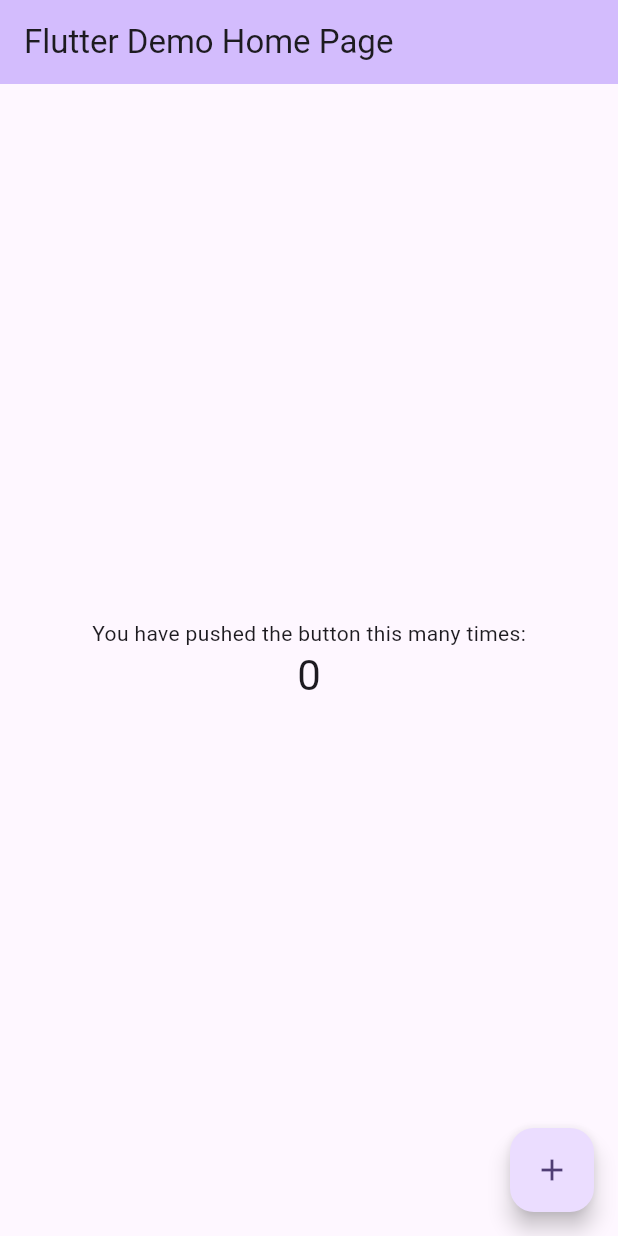
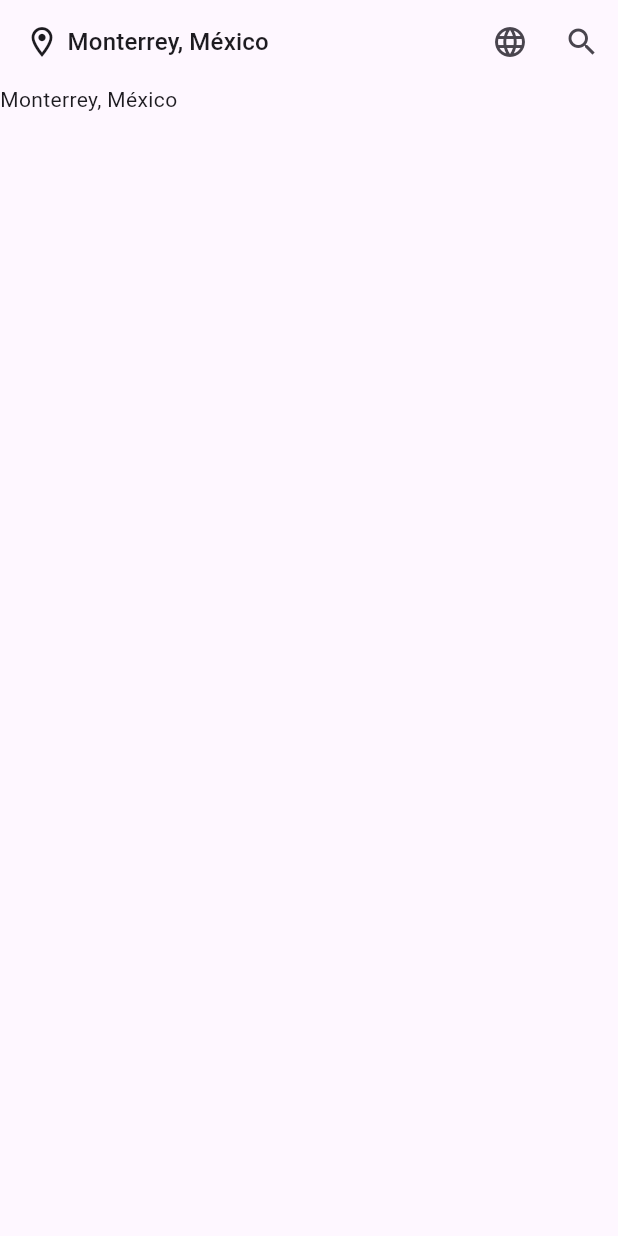
Before and after one commit to IsselCode/weather-app, a Flutter app: the screen it shows after launch, on a phone screen of 412 x 824 dp. Run offline on Flutter 3.47's test engine with Material 3 defaults, Android fonts, the phone set to English and light mode, and no system bars; our stand-ins replace gap.

Commit message:
Current View PT1

```diff
--- a/lib/main.dart
+++ b/lib/main.dart
@@ -1,4 +1,5 @@
 import 'package:flutter/material.dart';
+import 'package:weather_app/src/views/current_view.dart';
 
 void main() {
   runApp(const MyApp());
@@ -12,6 +13,7 @@ class MyApp extends StatelessWidget {
   Widget build(BuildContext context) {
     return MaterialApp(
       title: 'Flutter Demo',
+      debugShowCheckedModeBanner: false,
       theme: ThemeData(
         // This is the theme of your application.
         //
@@ -31,95 +33,7 @@ class MyApp extends StatelessWidget {
         colorScheme: ColorScheme.fromSeed(seedColor: Colors.deepPurple),
         useMaterial3: true,
       ),
-      home: const MyHomePage(title: 'Flutter Demo Home Page'),
+      home: const CurrentView(),
     );
   }
 }
-
-class MyHomePage extends StatefulWidget {
-  const MyHomePage({super.key, required this.title});
-
-  // This widget is the home page of your application. It is stateful, meaning
-  // that it has a State object (defined below) that contains fields that affect
-  // how it looks.
-
-  // This class is the configuration for the state. It holds the values (in this
-  // case the title) provided by the parent (in this case the App widget) and
-  // used by the build method of the State. Fields in a Widget subclass are
-  // always marked "final".
-
-  final String title;
-
-  @override
-  State<MyHomePage> createState() => _MyHomePageState();
-}
-
-class _MyHomePageState extends State<MyHomePage> {
-  int _counter = 0;
-
-  void _incrementCounter() {
-    setState(() {
-      // This call to setState tells the Flutter framework that something has
-      // changed in this State, which causes it to rerun the build method below
-      // so that the display can reflect the updated values. If we changed
-      // _counter without calling setState(), then the build method would not be
-      // called again, and so nothing would appear to happen.
-      _counter++;
-    });
-  }
-
-  @override
-  Widget build(BuildContext context) {
-    // This method is rerun every time setState is called, for instance as done
-    // by the _incrementCounter method above.
-    //
-    // The Flutter framework has been optimized to make rerunning build methods
-    // fast, so that you can just rebuild anything that needs updating rather
-    // than having to individually change instances of widgets.
-    return Scaffold(
-      appBar: AppBar(
-        // TRY THIS: Try changing the color here to a specific color (to
-        // Colors.amber, perhaps?) and trigger a hot reload to see the AppBar
-        // change color while the other colors stay the same.
-        backgroundColor: Theme.of(context).colorScheme.inversePrimary,
-        // Here we take the value from the MyHomePage object that was created by
-        // the App.build method, and use it to set our appbar title.
-        title: Text(widget.title),
-      ),
-      body: Center(
-        // Center is a layout widget. It takes a single child and positions it
-        // in the middle of the parent.
-        child: Column(
-          // Column is also a layout widget. It takes a list of children and
-          // arranges them vertically. By default, it sizes itself to fit its
-          // children horizontally, and tries to be as tall as its parent.
-          //
-          // Column has various properties to control how it sizes itself and
-          // how it positions its children. Here we use mainAxisAlignment to
-          // center the children vertically; the main axis here is the vertical
-          // axis because Columns are vertical (the cross axis would be
-          // horizontal).
-          //
-          // TRY THIS: Invoke "debug painting" (choose the "Toggle Debug Paint"
-          // action in the IDE, or press "p" in the console), to see the
-          // wireframe for each widget.
-          mainAxisAlignment: MainAxisAlignment.center,
-          children: <Widget>[
-            const Text(
-              'You have pushed the button this many times:',
-            ),
-            Text(
-              '$_counter',
-              style: Theme.of(context).textTheme.headlineMedium,
-            ),
-          ],
-        ),
-      ),
-      floatingActionButton: FloatingActionButton(
-        onPressed: _incrementCounter,
-        tooltip: 'Increment',
-        child: const Icon(Icons.add),
-      ), // This trailing comma makes auto-formatting nicer for build methods.
-    );
-  }
-}
--- /dev/null
+++ b/lib/src/views/current_view.dart
@@ -0,0 +1,47 @@
+import 'package:flutter/material.dart';
+import 'package:gap/gap.dart';
+
+class CurrentView extends StatelessWidget {
+  const CurrentView({super.key});
+
+  @override
+  Widget build(BuildContext context) {
+
+    final textTheme = Theme.of(context).textTheme;
+
+    return Scaffold(
+      appBar: AppBar(
+        title: Row(
+          children: [
+            Icon(Icons.location_on_outlined, size: 24,),
+            const Gap(5),
+            Text("Monterrey, México", style: textTheme.titleMedium,)
+          ],
+        ),
+        actions: [
+          // Lenguaje
+          IconButton(
+            onPressed: () => setLanguage(context),
+            icon: Icon(Icons.language_outlined, size: 24,)
+          ),
+          IconButton(
+            onPressed: () => setLocation(context),
+            icon: Icon(Icons.search_outlined, size: 24,)
+          )
+        ],
+      ),
+      body: Text("Monterrey, México"),
+    );
+  }
+
+  void setLanguage(BuildContext context) {
+
+
+
+  }
+
+  void setLocation(BuildContext context) {
+
+  }
+
+}
--- a/pubspec.yaml
+++ b/pubspec.yaml
@@ -34,6 +34,7 @@ dependencies:
   # The following adds the Cupertino Icons font to your application.
   # Use with the CupertinoIcons class for iOS style icons.
   cupertino_icons: ^1.0.8
+  gap: ^3.0.1
 
 dev_dependencies:
   flutter_test:
@@ -58,9 +59,8 @@ flutter:
   uses-material-design: true
 
   # To add assets to your application, add an assets section, like this:
-  # assets:
-  #   - images/a_dot_burr.jpeg
-  #   - images/a_dot_ham.jpeg
+  assets:
+     - assets/weather_icons/
 
   # An image asset can refer to one or more resolution-specific "variants", see
   # https://flutter.dev/to/resolution-aware-images
```
Also changed, not shown: lib/core/app/consts.dart (added, +34 -0 lines), assets/weather_icons/PartlyCloudy.png (added), assets/weather_icons/PartlyCloudyDark.png (added), assets/weather_icons/RainThunder.png (added), assets/weather_icons/RainThunderDark.png (added), assets/weather_icons/Rainy.png (added), assets/weather_icons/RainyDark.png (added), assets/weather_icons/Snowy.png (added), assets/weather_icons/SnowyDark.png (added), assets/weather_icons/Sunny.png (added), pubspec.lock.
